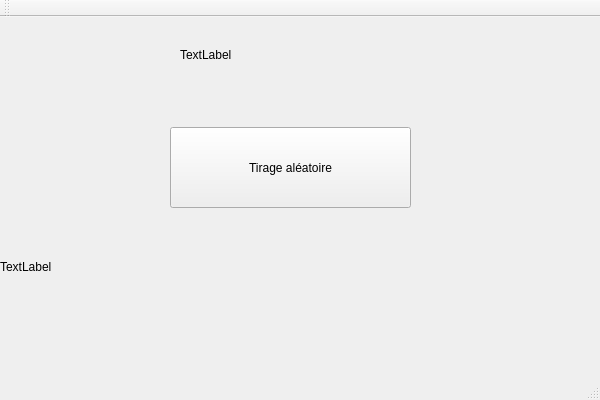
First picture: the form in HeritageEx1.ui, repository Alex6092/QtWindowExample, before the edit.
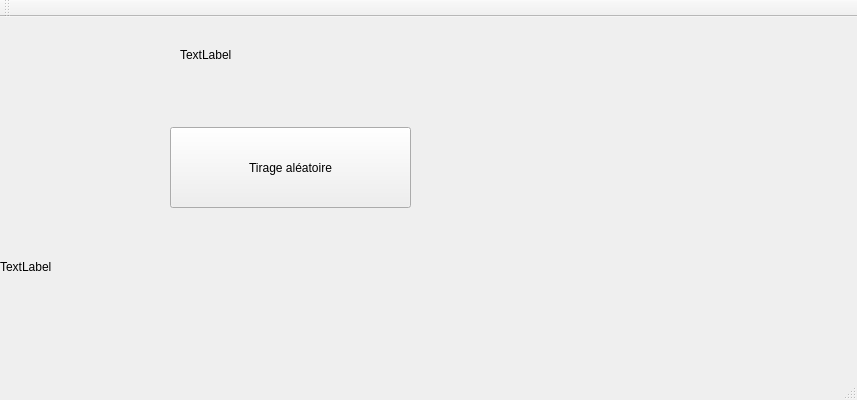
Second picture: the form after the edit.

Commit message: Add DeHisto class

Patch:
```diff
--- a/HeritageEx1.ui
+++ b/HeritageEx1.ui
@@ -6,7 +6,7 @@
    <rect>
     <x>0</x>
     <y>0</y>
-    <width>600</width>
+    <width>857</width>
     <height>400</height>
    </rect>
   </property>
@@ -53,6 +53,17 @@
      <string>TextLabel</string>
     </property>
    </widget>
+   <widget class="QWidget" name="verticalLayoutWidget">
+    <property name="geometry">
+     <rect>
+      <x>590</x>
+      <y>20</y>
+      <width>231</width>
+      <height>281</height>
+     </rect>
+    </property>
+    <layout class="QVBoxLayout" name="histoVerticalLayout"/>
+   </widget>
   </widget>
   <widget class="QMenuBar" name="menuBar">
    <property name="geometry">
```
Left out of the diff: 2 changed lines with no effect on the pictures. The commit also changes 8 other files.
